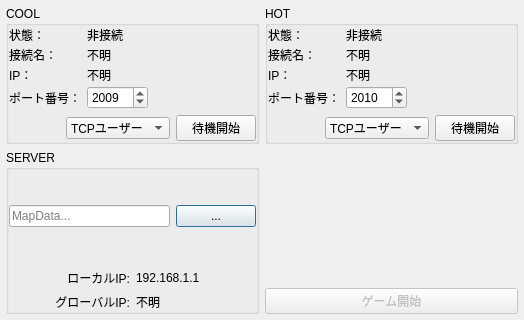
Qt form startupdialog.ui (hal1437/AsahikawaProcon-Server) before a commit.
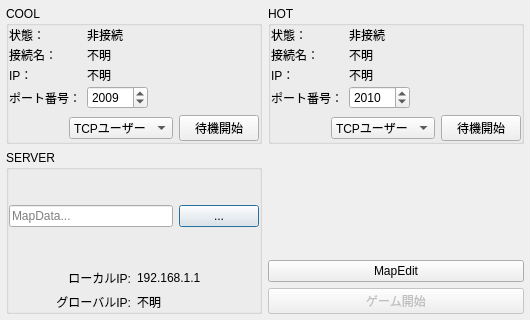
The same form after that commit.

Commit message: [Added] MapEdit Dialog

What changed in the file:
```diff
--- a/startupdialog.ui
+++ b/startupdialog.ui
@@ -6,7 +6,7 @@
    <rect>
     <x>0</x>
     <y>0</y>
-    <width>524</width>
+    <width>530</width>
     <height>320</height>
    </rect>
   </property>
@@ -307,6 +307,13 @@
          </property>
         </spacer>
        </item>
+       <item>
+        <widget class="QPushButton" name="MapEditButton">
+         <property name="text">
+          <string>MapEdit</string>
+         </property>
+        </widget>
+       </item>
        <item>
         <widget class="QPushButton" name="ServerStartButton">
          <property name="enabled">
```
Left out of the diff: 17 changed lines with no effect on the pictures. The commit also changes 9 other files.
